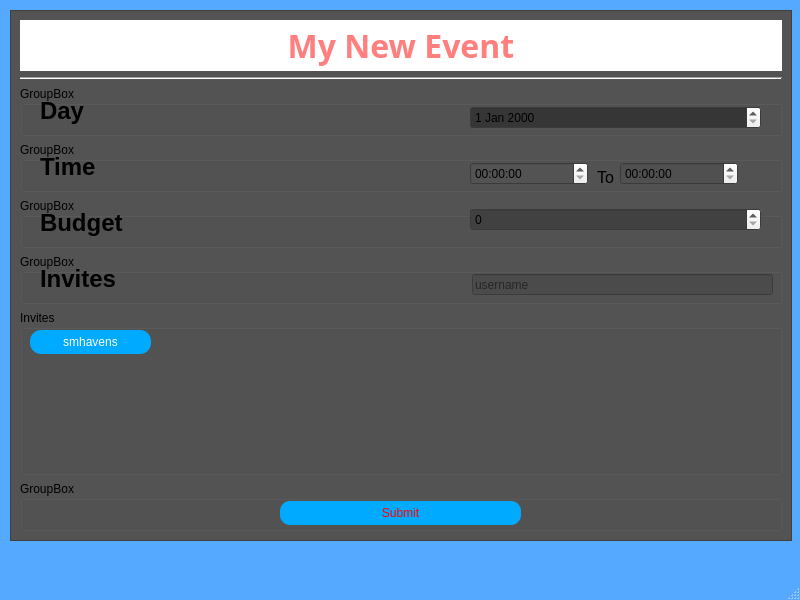
First picture: the form in createEvent.ui, repository smhavens/MeetUp, before the edit.
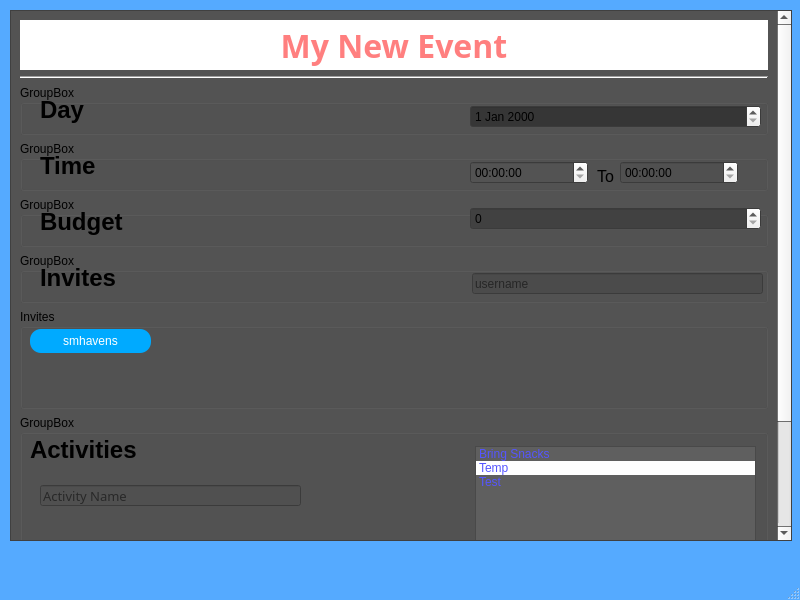
Second picture: the form after the edit.

Commit message: New Updates, all attributes for new account added and further details for creating event.

```diff
--- a/createEvent.ui
+++ b/createEvent.ui
@@ -161,9 +161,9 @@
      <property name="geometry">
       <rect>
        <x>0</x>
-       <y>0</y>
-       <width>780</width>
-       <height>529</height>
+       <y>-140</y>
+       <width>768</width>
+       <height>669</height>
       </rect>
      </property>
      <layout class="QVBoxLayout" name="verticalLayout_2">
@@ -674,7 +674,7 @@
           <rect>
            <x>452</x>
            <y>20</y>
-           <width>301</width>
+           <width>291</width>
            <height>21</height>
           </rect>
          </property>
@@ -719,6 +719,18 @@
           <verstretch>0</verstretch>
          </sizepolicy>
         </property>
+        <property name="minimumSize">
+         <size>
+          <width>0</width>
+          <height>100</height>
+         </size>
+        </property>
+        <property name="baseSize">
+         <size>
+          <width>0</width>
+          <height>200</height>
+         </size>
+        </property>
         <property name="title">
          <string>Invites</string>
         </property>
@@ -754,6 +766,366 @@
         </widget>
        </widget>
       </item>
+      <item>
+       <widget class="QGroupBox" name="groupBox_4">
+        <property name="sizePolicy">
+         <sizepolicy hsizetype="Expanding" vsizetype="Expanding">
+          <horstretch>0</horstretch>
+          <verstretch>0</verstretch>
+         </sizepolicy>
+        </property>
+        <property name="minimumSize">
+         <size>
+          <width>0</width>
+          <height>200</height>
+         </size>
+        </property>
+        <property name="title">
+         <string>GroupBox</string>
+        </property>
+        <widget class="QListWidget" name="activityList">
+         <property name="geometry">
+          <rect>
+           <x>455</x>
+           <y>31</y>
+           <width>281</width>
+           <height>161</height>
+          </rect>
+         </property>
+         <property name="sizePolicy">
+          <sizepolicy hsizetype="Fixed" vsizetype="Preferred">
+           <horstretch>0</horstretch>
+           <verstretch>0</verstretch>
+          </sizepolicy>
+         </property>
+         <property name="palette">
+          <palette>
+           <active>
+            <colorrole role="WindowText">
+             <brush brushstyle="SolidPattern">
+              <color alpha="255">
+               <red>85</red>
+               <green>85</green>
+               <blue>255</blue>
+              </color>
+             </brush>
+            </colorrole>
+            <colorrole role="Button">
+             <brush brushstyle="SolidPattern">
+              <color alpha="255">
+               <red>95</red>
+               <green>95</green>
+               <blue>95</blue>
+              </color>
+             </brush>
+            </colorrole>
+            <colorrole role="Text">
+             <brush brushstyle="SolidPattern">
+              <color alpha="255">
+               <red>0</red>
+               <green>0</green>
+               <blue>0</blue>
+              </color>
+             </brush>
+            </colorrole>
+            <colorrole role="ButtonText">
+             <brush brushstyle="SolidPattern">
+              <color alpha="255">
+               <red>85</red>
+               <green>85</green>
+               <blue>255</blue>
+              </color>
+             </brush>
+            </colorrole>
+            <colorrole role="Base">
+             <brush brushstyle="SolidPattern">
+              <color alpha="255">
+               <red>95</red>
+               <green>95</green>
+               <blue>95</blue>
+              </color>
+             </brush>
+            </colorrole>
+            <colorrole role="Window">
+             <brush brushstyle="SolidPattern">
+              <color alpha="255">
+               <red>95</red>
+               <green>95</green>
+               <blue>95</blue>
+              </color>
+             </brush>
+            </colorrole>
+            <colorrole role="AlternateBase">
+             <brush brushstyle="SolidPattern">
+              <color alpha="255">
+               <red>255</red>
+               <green>255</green>
+               <blue>255</blue>
+              </color>
+             </brush>
+            </colorrole>
+            <colorrole role="PlaceholderText">
+             <brush brushstyle="SolidPattern">
+              <color alpha="128">
+               <red>85</red>
+               <green>85</green>
+               <blue>255</blue>
+              </color>
+             </brush>
+            </colorrole>
+           </active>
+           <inactive>
+            <colorrole role="WindowText">
+             <brush brushstyle="SolidPattern">
+              <color alpha="255">
+               <red>85</red>
+               <green>85</green>
+               <blue>255</blue>
+              </color>
+             </brush>
+            </colorrole>
+            <colorrole role="Button">
+             <brush brushstyle="SolidPattern">
+              <color alpha="255">
+               <red>95</red>
+               <green>95</green>
+               <blue>95</blue>
+              </color>
+             </brush>
+            </colorrole>
+            <colorrole role="Text">
+             <brush brushstyle="SolidPattern">
+              <color alpha="255">
+               <red>0</red>
+               <green>0</green>
+               <blue>0</blue>
+              </color>
+             </brush>
+            </colorrole>
+            <colorrole role="ButtonText">
+             <brush brushstyle="SolidPattern">
+              <color alpha="255">
+               <red>85</red>
+               <green>85</green>
+               <blue>255</blue>
+              </color>
+             </brush>
+            </colorrole>
+            <colorrole role="Base">
+             <brush brushstyle="SolidPattern">
+              <color alpha="255">
+               <red>95</red>
+               <green>95</green>
+               <blue>95</blue>
+              </color>
+             </brush>
+            </colorrole>
+            <colorrole role="Window">
+             <brush brushstyle="SolidPattern">
+              <color alpha="255">
+               <red>95</red>
+               <green>95</green>
+               <blue>95</blue>
+              </color>
+             </brush>
+            </colorrole>
+            <colorrole role="AlternateBase">
+             <brush brushstyle="SolidPattern">
+              <color alpha="255">
+               <red>255</red>
+               <green>255</green>
+               <blue>255</blue>
+              </color>
+             </brush>
+            </colorrole>
+            <colorrole role="PlaceholderText">
+             <brush brushstyle="SolidPattern">
+              <color alpha="128">
+               <red>85</red>
+               <green>85</green>
+               <blue>255</blue>
+              </color>
+             </brush>
+            </colorrole>
+           </inactive>
+           <disabled>
+            <colorrole role="WindowText">
+             <brush brushstyle="SolidPattern">
+              <color alpha="255">
+               <red>85</red>
+               <green>85</green>
+               <blue>255</blue>
+              </color>
+             </brush>
+            </colorrole>
+            <colorrole role="Button">
+             <brush brushstyle="SolidPattern">
+              <color alpha="255">
+               <red>95</red>
+               <green>95</green>
+               <blue>95</blue>
+              </color>
+             </brush>
+            </colorrole>
+            <colorrole role="Text">
+             <brush brushstyle="SolidPattern">
+              <color alpha="255">
+               <red>85</red>
+               <green>85</green>
+               <blue>255</blue>
+              </color>
+             </brush>
+            </colorrole>
+            <colorrole role="ButtonText">
+             <brush brushstyle="SolidPattern">
+              <color alpha="255">
+               <red>85</red>
+               <green>85</green>
+               <blue>255</blue>
+              </color>
+             </brush>
+            </colorrole>
+            <colorrole role="Base">
+             <brush brushstyle="SolidPattern">
+              <color alpha="255">
+               <red>95</red>
+               <green>95</green>
+               <blue>95</blue>
+              </color>
+             </brush>
+            </colorrole>
+            <colorrole role="Window">
+             <brush brushstyle="SolidPattern">
+              <color alpha="255">
+               <red>95</red>
+               <green>95</green>
+               <blue>95</blue>
+              </color>
+             </brush>
+            </colorrole>
+            <colorrole role="AlternateBase">
+             <brush brushstyle="SolidPattern">
+              <color alpha="255">
+               <red>255</red>
+               <green>255</green>
+               <blue>255</blue>
+              </color>
+             </brush>
+            </colorrole>
+            <colorrole role="PlaceholderText">
+             <brush brushstyle="SolidPattern">
+              <color alpha="128">
+               <red>85</red>
+               <green>85</green>
+               <blue>255</blue>
+              </color>
+             </brush>
+            </colorrole>
+           </disabled>
+          </palette>
+         </property>
+         <property name="styleSheet">
+          <string notr="true">QListWidget {
+	font: 12pt &quot;MV Boli&quot;;
+	color: rgb(85, 85, 255);
+	background: rgb(95, 95, 95);
+}</string>
+         </property>
+         <property name="alternatingRowColors">
+          <bool>true</bool>
+         </property>
+         <property name="viewMode">
+          <enum>QListView::ViewMode::ListMode</enum>
+         </property>
+         <item>
+          <property name="text">
+           <string>Bring Snacks</string>
+          </property>
+         </item>
+         <item>
+          <property name="text">
+           <string>Temp</string>
+          </property>
+         </item>
+         <item>
+          <property name="text">
+           <string>Test</string>
+          </property>
+         </item>
+        </widget>
+        <widget class="QLabel" name="label_15">
+         <property name="geometry">
+          <rect>
+           <x>10</x>
+           <y>10</y>
+           <width>281</width>
+           <height>50</height>
+          </rect>
+         </property>
+         <property name="sizePolicy">
+          <sizepolicy hsizetype="Fixed" vsizetype="Fixed">
+           <horstretch>0</horstretch>
+           <verstretch>0</verstretch>
+          </sizepolicy>
+         </property>
+         <property name="minimumSize">
+          <size>
+           <width>0</width>
+           <height>50</height>
+          </size>
+         </property>
+         <property name="text">
+          <string>&lt;html&gt;&lt;head/&gt;&lt;body&gt;&lt;p&gt;&lt;span style=&quot; font-size:18pt; font-weight:700; color:#000000;&quot;&gt;Activities&lt;/span&gt;&lt;/p&gt;&lt;/body&gt;&lt;/html&gt;</string>
+         </property>
+        </widget>
+        <widget class="QLineEdit" name="lineEdit">
+         <property name="geometry">
+          <rect>
+           <x>20</x>
+           <y>70</y>
+           <width>261</width>
+           <height>21</height>
+          </rect>
+         </property>
+         <property name="palette">
+          <palette>
+           <active>
+            <colorrole role="Base">
+             <brush brushstyle="SolidPattern">
+              <color alpha="255">
+               <red>80</red>
+               <green>80</green>
+               <blue>80</blue>
+              </color>
+             </brush>
+            </colorrole>
+           </active>
+           <inactive>
+            <colorrole role="Base">
+             <brush brushstyle="SolidPattern">
+              <color alpha="255">
+               <red>80</red>
+               <green>80</green>
+               <blue>80</blue>
+              </color>
+             </brush>
+            </colorrole>
+           </inactive>
+           <disabled/>
+          </palette>
+         </property>
+         <property name="font">
+          <font>
+           <family>MV Boli</family>
+           <pointsize>10</pointsize>
+          </font>
+         </property>
+         <property name="placeholderText">
+          <string>Activity Name</string>
+         </property>
+        </widget>
+       </widget>
+      </item>
       <item alignment="Qt::AlignmentFlag::Qt::AlignmentFlag::AlignVCenter">
        <widget class="QGroupBox" name="groupBox_11">
         <property name="sizePolicy">
```
The commit also changes 3 other files.
